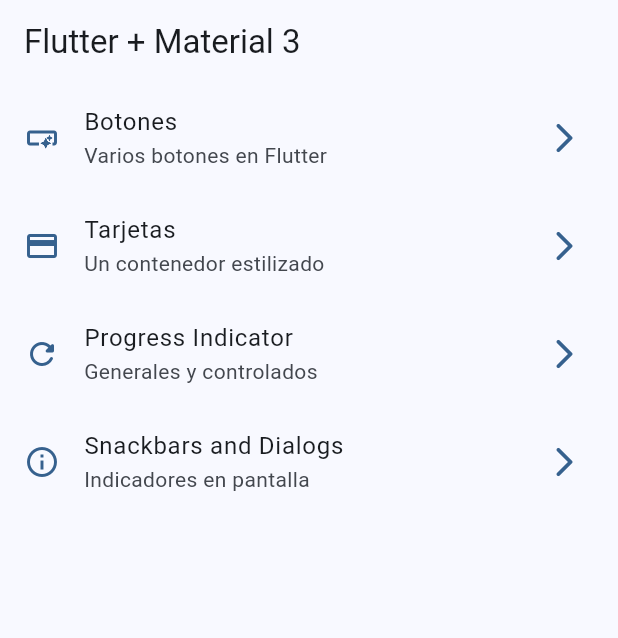
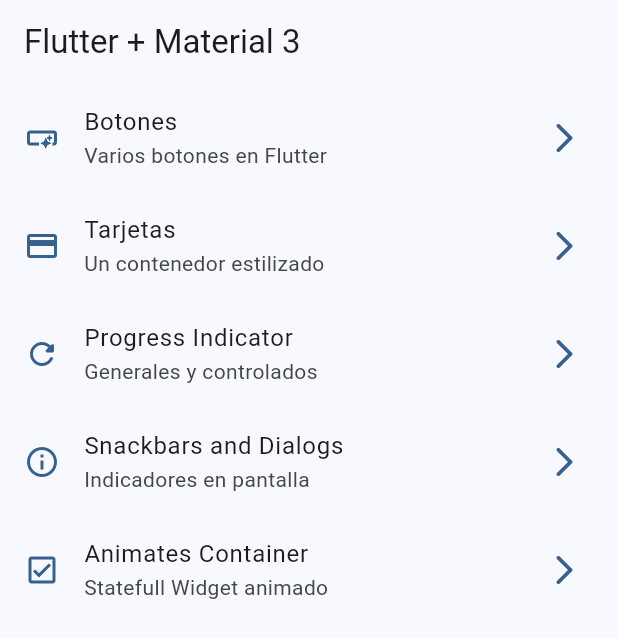
Before and after one commit to AlonsoAM/Widgets-app-flutter, a Flutter app: the screen it shows after launch, on a phone screen of 412 x 824 dp. Shown: the top 638 px of the screen. Run offline on Flutter 3.47's test engine with Material 2 defaults, Android fonts, the phone set to English and light mode, and no system bars; our stand-ins replace go_router.

Commit message:
Animated container terminado

```diff
--- a/lib/config/menu/menu_items.dart
+++ b/lib/config/menu/menu_items.dart
@@ -34,4 +34,9 @@ const appMenuItems = <MenuItem>[
       subTitle: 'Indicadores en pantalla',
       link: '/snackbars',
       icon: Icons.info_outline),
+  MenuItem(
+      title: 'Animates Container',
+      subTitle: 'Statefull Widget animado',
+      link: '/animated',
+      icon: Icons.check_box_outlined),
 ];
--- a/lib/config/router/app_router.dart
+++ b/lib/config/router/app_router.dart
@@ -25,5 +25,9 @@ final appRouter = GoRouter(
       path: '/snackbars',
       builder: (context, state) => const SnackbarScreen(),
     ),
+    GoRoute(
+      path: '/animated',
+      builder: (context, state) => const AnimatedScreen(),
+    ),
   ],
 );
```
Also changed, not shown: lib/presentations/screens/animated/animated_screen.dart (+48 -2 lines).
